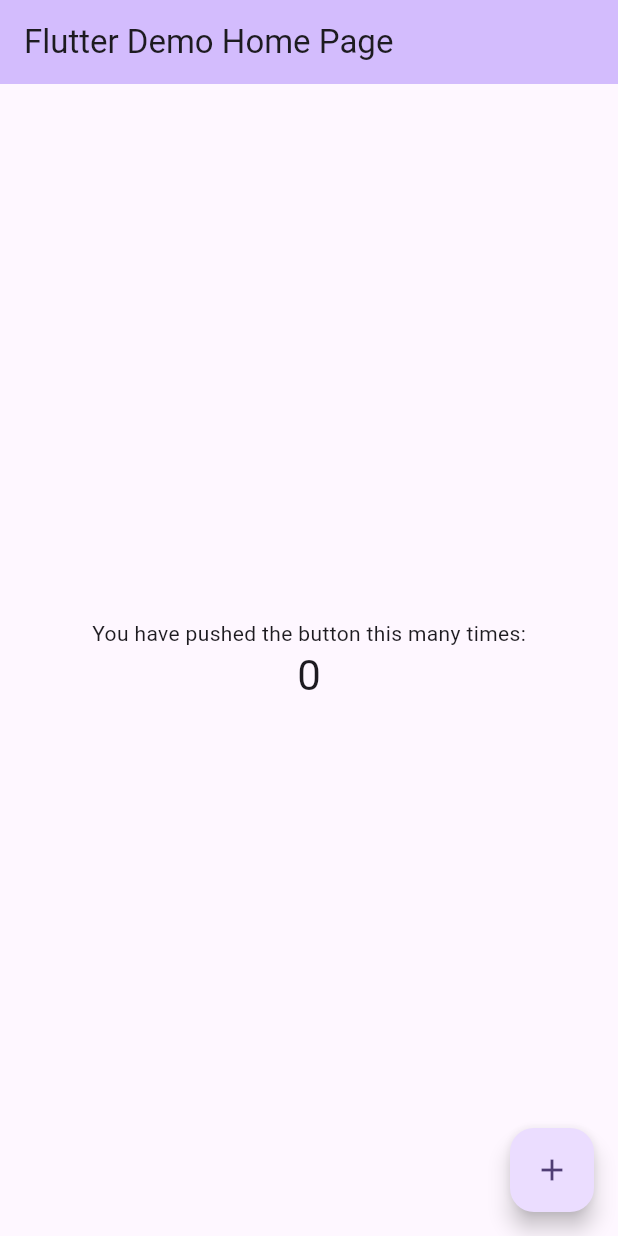
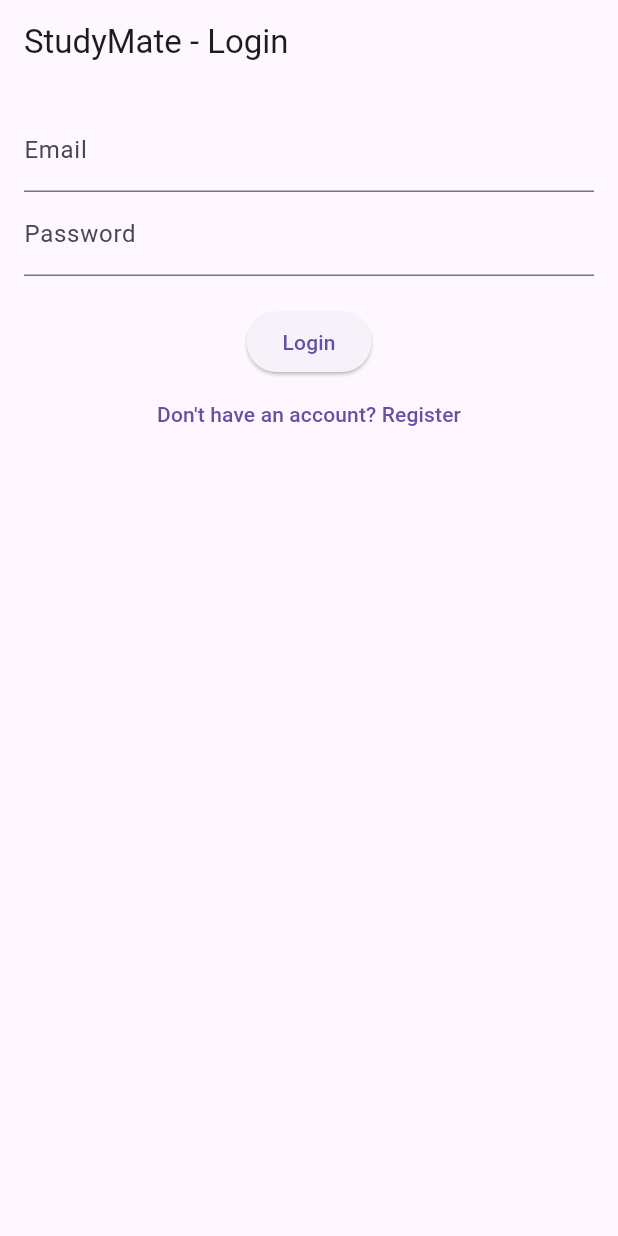
Before and after one commit to Zeden12/myStudymate, a Flutter app: the screen it shows after launch, on a phone screen of 412 x 824 dp. Run offline on Flutter 3.47's test engine with Material 3 defaults, Android fonts, the light colour scheme and no system bars; our stand-ins replace sqflite; accounts and stored records are empty.

Commit message:
register, login and logout functionalities

```diff
--- /dev/null
+++ b/lib/db/helpers/user_helper.dart
@@ -0,0 +1,41 @@
+import 'package:mystudymate/models/user_model.dart';
+import '../database.dart';
+
+class UserHelper {
+  final DatabaseHelper dbHelper;
+
+  UserHelper(this.dbHelper);
+
+  Future<int> insertUser(User user) async {
+    final db = await dbHelper.database;
+    return await db.insert('users', user.toMap());
+  }
+
+  Future<User?> getUserByEmail(String email) async {
+    final db = await dbHelper.database;
+    final result = await db.query(
+      'users',
+      where: 'email = ?',
+      whereArgs: [email],
+    );
+
+    if (result.isNotEmpty) {
+      return User.fromMap(result.first);
+    }
+    return null;
+  }
+
+  Future<User?> authenticateUser(String email, String password) async {
+    final db = await dbHelper.database;
+    final result = await db.query(
+      'users',
+      where: 'email = ? AND password = ?',
+      whereArgs: [email, password],
+    );
+
+    if (result.isNotEmpty) {
+      return User.fromMap(result.first);
+    }
+    return null;
+  }
+}
--- a/lib/main.dart
+++ b/lib/main.dart
@@ -1,122 +1,26 @@
 import 'package:flutter/material.dart';
+import 'package:mystudymate/screens/auth/login_screen.dart';
+import 'package:mystudymate/db/database.dart';
 
-void main() {
-  runApp(const MyApp());
+void main() async {
+  WidgetsFlutterBinding.ensureInitialized();
+  await DatabaseHelper.instance.database; // Initialize database
+  runApp(const MyStudyMateApp());
 }
 
-class MyApp extends StatelessWidget {
-  const MyApp({super.key});
+class MyStudyMateApp extends StatelessWidget {
+  const MyStudyMateApp({Key? key}) : super(key: key);
 
-  // This widget is the root of your application.
   @override
   Widget build(BuildContext context) {
     return MaterialApp(
-      title: 'Flutter Demo',
+      title: 'StudyMate',
       theme: ThemeData(
-        // This is the theme of your application.
-        //
-        // TRY THIS: Try running your application with "flutter run". You'll see
-        // the application has a purple toolbar. Then, without quitting the app,
-        // try changing the seedColor in the colorScheme below to Colors.green
-        // and then invoke "hot reload" (save your changes or press the "hot
-        // reload" button in a Flutter-supported IDE, or press "r" if you used
-        // the command line to start the app).
-        //
-        // Notice that the counter didn't reset back to zero; the application
-        // state is not lost during the reload. To reset the state, use hot
-        // restart instead.
-        //
-        // This works for code too, not just values: Most code changes can be
-        // tested with just a hot reload.
-        colorScheme: ColorScheme.fromSeed(seedColor: Colors.deepPurple),
+        primarySwatch: Colors.blue,
+        visualDensity: VisualDensity.adaptivePlatformDensity,
       ),
-      home: const MyHomePage(title: 'Flutter Demo Home Page'),
+      home: const LoginScreen(),
+      debugShowCheckedModeBanner: false,
     );
   }
 }
-
-class MyHomePage extends StatefulWidget {
-  const MyHomePage({super.key, required this.title});
-
-  // This widget is the home page of your application. It is stateful, meaning
-  // that it has a State object (defined below) that contains fields that affect
-  // how it looks.
-
-  // This class is the configuration for the state. It holds the values (in this
-  // case the title) provided by the parent (in this case the App widget) and
-  // used by the build method of the State. Fields in a Widget subclass are
-  // always marked "final".
-
-  final String title;
-
-  @override
-  State<MyHomePage> createState() => _MyHomePageState();
-}
-
-class _MyHomePageState extends State<MyHomePage> {
-  int _counter = 0;
-
-  void _incrementCounter() {
-    setState(() {
-      // This call to setState tells the Flutter framework that something has
-      // changed in this State, which causes it to rerun the build method below
-      // so that the display can reflect the updated values. If we changed
-      // _counter without calling setState(), then the build method would not be
-      // called again, and so nothing would appear to happen.
-      _counter++;
-    });
-  }
-
-  @override
-  Widget build(BuildContext context) {
-    // This method is rerun every time setState is called, for instance as done
-    // by the _incrementCounter method above.
-    //
-    // The Flutter framework has been optimized to make rerunning build methods
-    // fast, so that you can just rebuild anything that needs updating rather
-    // than having to individually change instances of widgets.
-    return Scaffold(
-      appBar: AppBar(
-        // TRY THIS: Try changing the color here to a specific color (to
-        // Colors.amber, perhaps?) and trigger a hot reload to see the AppBar
-        // change color while the other colors stay the same.
-        backgroundColor: Theme.of(context).colorScheme.inversePrimary,
-        // Here we take the value from the MyHomePage object that was created by
-        // the App.build method, and use it to set our appbar title.
-        title: Text(widget.title),
-      ),
-      body: Center(
-        // Center is a layout widget. It takes a single child and positions it
-        // in the middle of the parent.
-        child: Column(
-          // Column is also a layout widget. It takes a list of children and
-          // arranges them vertically. By default, it sizes itself to fit its
-          // children horizontally, and tries to be as tall as its parent.
-          //
-          // Column has various properties to control how it sizes itself and
-          // how it positions its children. Here we use mainAxisAlignment to
-          // center the children vertically; the main axis here is the vertical
-          // axis because Columns are vertical (the cross axis would be
-          // horizontal).
-          //
-          // TRY THIS: Invoke "debug painting" (choose the "Toggle Debug Paint"
-          // action in the IDE, or press "p" in the console), to see the
-          // wireframe for each widget.
-          mainAxisAlignment: MainAxisAlignment.center,
-          children: <Widget>[
-            const Text('You have pushed the button this many times:'),
-            Text(
-              '$_counter',
-              style: Theme.of(context).textTheme.headlineMedium,
-            ),
-          ],
-        ),
-      ),
-      floatingActionButton: FloatingActionButton(
-        onPressed: _incrementCounter,
-        tooltip: 'Increment',
-        child: const Icon(Icons.add),
-      ), // This trailing comma makes auto-formatting nicer for build methods.
-    );
-  }
-}
--- /dev/null
+++ b/lib/models/user_model.dart
@@ -0,0 +1,47 @@
+class User {
+  final int? id;
+  final String fullName;
+  final String email;
+  final String? phone;
+  final String? school;
+  final String? department;
+  final String? level;
+  final String password;
+
+  User({
+    this.id,
+    required this.fullName,
+    required this.email,
+    this.phone,
+    this.school,
+    this.department,
+    this.level,
+    required this.password,
+  });
+
+  Map<String, dynamic> toMap() {
+    return {
+      'id': id,
+      'fullName': fullName,
+      'email': email,
+      'phone': phone,
+      'school': school,
+      'department': department,
+      'level': level,
+      'password': password,
+    };
+  }
+
+  factory User.fromMap(Map<String, dynamic> map) {
+    return User(
+      id: map['id'],
+      fullName: map['fullName'],
+      email: map['email'],
+      phone: map['phone'],
+      school: map['school'],
+      department: map['department'],
+      level: map['level'],
+      password: map['password'],
+    );
+  }
+}
--- /dev/null
+++ b/lib/screens/auth/login_screen.dart
@@ -0,0 +1,105 @@
+import 'package:flutter/material.dart';
+import 'package:mystudymate/db/helpers/user_helper.dart';
+import 'package:mystudymate/db/database.dart';
+import 'package:mystudymate/screens/home_screen.dart';
+import 'package:mystudymate/screens/auth/register_screen.dart';
+
+class LoginScreen extends StatefulWidget {
+  const LoginScreen({Key? key}) : super(key: key);
+
+  @override
+  _LoginScreenState createState() => _LoginScreenState();
+}
+
+class _LoginScreenState extends State<LoginScreen> {
+  final _formKey = GlobalKey<FormState>();
+  final _emailController = TextEditingController();
+  final _passwordController = TextEditingController();
+  final _dbHelper = DatabaseHelper.instance;
+  late UserHelper _userHelper;
+
+  @override
+  void initState() {
+    super.initState();
+    _userHelper = UserHelper(_dbHelper);
+  }
+
+  @override
+  Widget build(BuildContext context) {
+    return Scaffold(
+      appBar: AppBar(title: const Text('StudyMate - Login')),
+      body: Padding(
+        padding: const EdgeInsets.all(16.0),
+        child: Form(
+          key: _formKey,
+          child: Column(
+            children: [
+              TextFormField(
+                controller: _emailController,
+                decoration: const InputDecoration(labelText: 'Email'),
+                validator: (value) {
+                  if (value == null || value.isEmpty) {
+                    return 'Please enter your email';
+                  }
+                  return null;
+                },
+              ),
+              TextFormField(
+                controller: _passwordController,
+                decoration: const InputDecoration(labelText: 'Password'),
+                obscureText: true,
+                validator: (value) {
+                  if (value == null || value.isEmpty) {
+                    return 'Please enter your password';
+                  }
+                  return null;
+                },
+              ),
+              const SizedBox(height: 20),
+              ElevatedButton(
+                onPressed: _login,
+                child: const Text('Login'),
+              ),
+              TextButton(
+                onPressed: () {
+                  Navigator.push(
+                    context,
+                    MaterialPageRoute(builder: (context) => const RegisterScreen()),
+                  );
+                },
+                child: const Text('Don\'t have an account? Register'),
+              ),
+            ],
+          ),
+        ),
+      ),
+    );
+  }
+
+  Future<void> _login() async {
+    if (_formKey.currentState!.validate()) {
+      final email = _emailController.text;
+      final password = _passwordController.text;
+
+      final user = await _userHelper.authenticateUser(email, password);
+
+      if (user != null) {
+        Navigator.pushReplacement(
+          context,
+          MaterialPageRoute(builder: (context) => HomeScreen(user: user)),
+        );
+      } else {
+        ScaffoldMessenger.of(context).showSnackBar(
+          const SnackBar(content: Text('Invalid email or password')),
+        );
+      }
+    }
+  }
+
+  @override
+  void dispose() {
+    _emailController.dispose();
+    _passwordController.dispose();
+    super.dispose();
+  }
+}
```
Also changed, not shown: lib/db/database.dart (added, +58 -0 lines), lib/models/task_model.dart (added, +47 -0 lines), lib/screens/auth/register_screen.dart (added, +201 -0 lines), lib/screens/home_screen.dart (added, +42 -0 lines), 1 other file.
